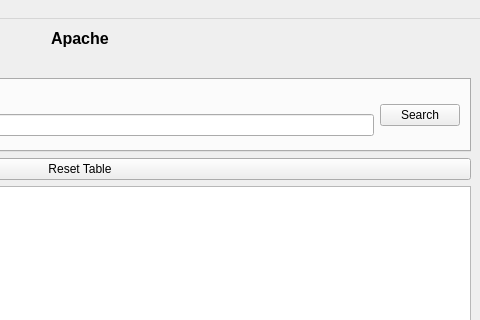
This is Inventory/gui.ui in rhaejr/PythonProjects as Qt 5 draws it before an edit; both pictures show x 320 to 800 and y 0 to 320 of the 800 by 600 pixel window. The edited form follows.
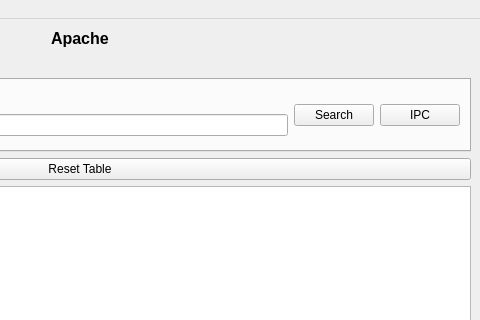
This is the edited form.

Patch:
```diff
--- a/Inventory/gui.ui
+++ b/Inventory/gui.ui
@@ -108,6 +108,13 @@
             </property>
            </widget>
           </item>
+          <item>
+           <widget class="QPushButton" name="ipc_button">
+            <property name="text">
+             <string>IPC</string>
+            </property>
+           </widget>
+          </item>
          </layout>
         </item>
        </layout>
```
